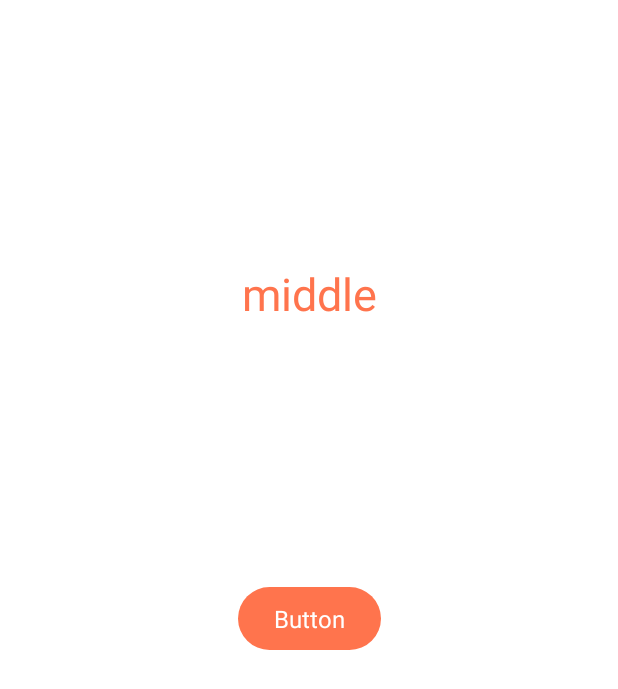
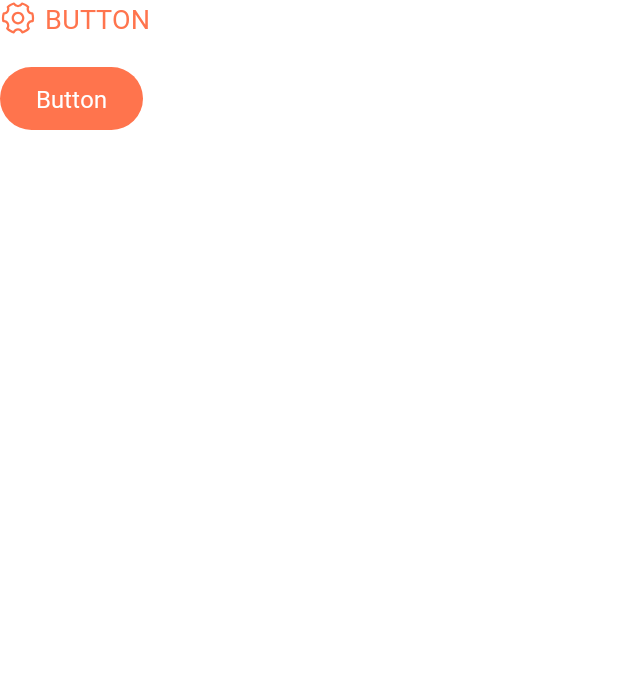
Before and after one commit to vegan-royal-family/vegan-project-android, an Android app: the layout activity_main.xml on its own in the app's theme, with its tools: preview values and no code run, on a phone screen of 412 x 824 dp. Shown: the top 689 px of the screen. Run offline under Robolectric (Android 15) with nearby library versions, the phone set to English and light mode, and no system bars.

Commit message:
textButton 수정. hover 적용 안됨.

```diff
--- a/app/src/main/java/com/github/royalfamily/vagan/ui/component/button/CustomTextButton.kt
+++ b/app/src/main/java/com/github/royalfamily/vagan/ui/component/button/CustomTextButton.kt
@@ -1,20 +1,25 @@
 package com.github.royalfamily.vagan.ui.component.button
 
 import android.content.Context
+import android.content.res.ColorStateList
 import android.content.res.TypedArray
 import android.graphics.Canvas
 import android.graphics.drawable.Drawable
 import android.util.AttributeSet
+import android.util.Log
 import android.view.LayoutInflater
+import android.view.MotionEvent
 import android.view.View
-import android.view.animation.AnimationUtils
 import android.widget.ImageView
 import android.widget.LinearLayout
 import android.widget.TextView
+import android.widget.Toast
+import androidx.core.graphics.drawable.DrawableCompat
 import com.github.royalfamily.vagan.R
 import com.github.royalfamily.vagan.util.SizeUtil
 
-class CustomTextButton : LinearLayout {
+
+class CustomTextButton : LinearLayout{
 
     private lateinit var layout: LinearLayout
     private lateinit var icLeft: ImageView
@@ -25,8 +30,8 @@ class CustomTextButton : LinearLayout {
 
     private var iconTyped: Int = 0
 
-    private val STATUS_ENABLED = 1
-    private val STATUS_DISABLED = 0
+    val STATUS_ENABLED = 1
+    val STATUS_DISABLED = 0
 
     private val SIZE_SMALL = -1
     private val SIZE_MEDIUM = 0
@@ -35,34 +40,16 @@ class CustomTextButton : LinearLayout {
     private var IC_LEFT = false
     private var IC_RIGHT = false
 
-    private val primaryBackgroundColorDefault = context.getColor(R.color.primary_500)
-    private val primaryBackgroundColorHover = context.getColor(R.color.primary_600)
-    private val primaryBackgroundColorLoading = context.getColor(R.color.primary_400)
-    private val primaryBackgroundColorDisabled = context.getColor(R.color.primary_100)
-
     private val primaryContentsColorDefault = context.getColor(R.color.primary_500)
     private val primaryContentsColorHover = context.getColor(R.color.primary_600)
-    private val primaryContentsColorLoading = context.getColor(R.color.primary_400)
     private val primaryContentsColorDisabled = context.getColor(R.color.primary_100)
-
-    private val secondaryBackgroundColorDefault = context.getColor(R.color.gray_200)
-    private val secondaryBackgroundColorHover = context.getColor(R.color.primary_300)
-    private val secondaryBackgroundColorLoading = context.getColor(R.color.primary_200)
-    private val secondaryBackgroundColorDisabled = context.getColor(R.color.primary_200)
 
     private val secondaryContentsColorDefault = context.getColor(R.color.gray_900)
     private val secondaryContentsColorHover = context.getColor(R.color.gray_900)
-    private val secondaryContentsColorLoading = context.getColor(R.color.gray_600)
     private val secondaryContentsColorDisabled = context.getColor(R.color.gray_400)
-
-    private var backgroundColorDefault = primaryBackgroundColorDefault
-    private var backgroundColorHover = primaryBackgroundColorHover
-    private var backgroundColorLoading = primaryBackgroundColorLoading
-    private var backgroundColorDisabled = primaryBackgroundColorDisabled
 
     private var contentsColorDefault = primaryContentsColorDefault
     private var contentsColorHover = primaryContentsColorHover
-    private var contentsColorLoading = primaryContentsColorLoading
     private var contentsColorDisabled = primaryContentsColorDisabled
 
 
@@ -90,10 +77,13 @@ class CustomTextButton : LinearLayout {
         icLeft = findViewById(R.id.ic_left)
         icRight = findViewById(R.id.ic_right)
         tvContents = findViewById(R.id.tv_contents)
+
+
     }
 
     private fun getAttrs(attrs: AttributeSet?) {
-        val typedArray: TypedArray = context.obtainStyledAttributes(attrs, R.styleable.CustomTextButton)
+        val typedArray: TypedArray =
+            context.obtainStyledAttributes(attrs, R.styleable.CustomTextButton)
         setTypeArray(typedArray)
     }
 
@@ -105,13 +95,14 @@ class CustomTextButton : LinearLayout {
 
     private fun setTypeArray(typedArray: TypedArray) {
 
-        // setColorSystem(typedArray.getInteger(R.styleable.CustomTextButton_colorClass, 1))
+        setTextSize(typedArray.getInteger(R.styleable.CustomTextButton_size, SIZE_MEDIUM))
+        setIcon(typedArray)
+
+        setColorSystem(typedArray.getInteger(R.styleable.CustomTextButton_colorClass, 1))
         typedArray.getString(R.styleable.CustomTextButton_text)?.let { setText(it) }
 
         setIconSize(typedArray.getInteger(R.styleable.CustomTextButton_size, SIZE_MEDIUM))
-        setTextSize(typedArray.getInteger(R.styleable.CustomTextButton_size, SIZE_MEDIUM))
 
-        setIcon(typedArray)
         setStatus(typedArray.getInteger(R.styleable.CustomTextButton_status, STATUS_ENABLED))
 
         typedArray.recycle()
@@ -121,27 +112,29 @@ class CustomTextButton : LinearLayout {
     private fun setColorSystem(typed: Int) {
         when (typed) {
             1 -> {
-                backgroundColorDefault = primaryBackgroundColorDefault
-                backgroundColorHover = primaryBackgroundColorHover
-                backgroundColorLoading = primaryBackgroundColorLoading
-                backgroundColorDisabled = primaryBackgroundColorDisabled
-
                 contentsColorDefault = primaryContentsColorDefault
                 contentsColorHover = primaryContentsColorHover
-                contentsColorLoading = primaryContentsColorLoading
                 contentsColorDisabled = primaryContentsColorDisabled
+
+                changeColorState(R.color.btn_text_color_primary)?.let {
+                    tvContents.setTextColor(it)
+                }
             }
             2 -> {
-                backgroundColorDefault = secondaryBackgroundColorDefault
-                backgroundColorHover = secondaryBackgroundColorHover
-                backgroundColorLoading = secondaryBackgroundColorLoading
-                backgroundColorDisabled = secondaryBackgroundColorDisabled
-
                 contentsColorDefault = secondaryContentsColorDefault
                 contentsColorHover = secondaryContentsColorHover
-                contentsColorLoading = secondaryContentsColorLoading
                 contentsColorDisabled = secondaryContentsColorDisabled
+
+                changeColorState(R.color.btn_text_color_secondary)?.let {
+                    tvContents.setTextColor(it)
+                }
             }
+        }
+        if (IC_RIGHT) {
+            DrawableCompat.setTint(icRight.drawable, contentsColorDefault)
+        }
+        if (IC_LEFT) {
+            DrawableCompat.setTint(icLeft.drawable, contentsColorDefault)
         }
     }
 
@@ -161,7 +154,7 @@ class CustomTextButton : LinearLayout {
         }
     }
 
-    private fun setIconSize(typed: Int){
+    private fun setIconSize(typed: Int) {
         when (typed) {
             SIZE_SMALL -> {
                 icLeft.layoutParams.width = sizeUtil.dpToPx(16)
@@ -181,13 +174,13 @@ class CustomTextButton : LinearLayout {
     private fun setTextSize(typed: Int) {
         when (typed) {
             SIZE_SMALL -> {
-                tvContents.textSize = sizeUtil.dpToPx(16).toFloat()
+                tvContents.setTextAppearance(R.style.Body4_B)
             }
             SIZE_MEDIUM -> {
-                tvContents.textSize = sizeUtil.dpToPx(20).toFloat()
+                tvContents.setTextAppearance(R.style.Body3_B)
             }
             SIZE_LARGE -> {
-                tvContents.textSize = sizeUtil.dpToPx(24).toFloat()
+                tvContents.setTextAppearance(R.style.Body2_B)
             }
         }
     }
@@ -195,26 +188,26 @@ class CustomTextButton : LinearLayout {
     private fun setLeftIcon(resource: Drawable) {
         icRight.visibility = View.GONE
         icLeft.visibility = View.VISIBLE
-        icLeft.background = resource
+        icLeft.setImageDrawable(resource)
         IC_LEFT = true
     }
 
     private fun setRightIcon(resource: Drawable) {
         icRight.visibility = View.VISIBLE
         icLeft.visibility = View.GONE
-        icRight.background = resource
+        icRight.setImageDrawable(resource)
         IC_RIGHT = true
     }
 
-    private fun setStatus(typed: Int) {
+    fun setStatus(typed: Int) {
         when (typed) {
             STATUS_ENABLED -> {
                 isEnabled(true)
-                // layout.setBackgroundResource(R.drawable.bg_btn_default)
+//                setColor(primaryContentsColorDefault)
             }
             STATUS_DISABLED -> {
                 isEnabled(false)
-                // layout.setBackgroundResource(R.drawable.bg_btn_disabled)
+//                setColor(primaryContentsColorDefault)
             }
         }
 
@@ -223,6 +216,41 @@ class CustomTextButton : LinearLayout {
     private fun isEnabled(enabled: Boolean) {
         layout.isEnabled = !enabled
         layout.isClickable = !enabled
+
+        when (enabled) {
+            true -> {
+                contentsColorDefault.apply {
+                    tvContents.setTextColor(this)
+                    if (IC_LEFT) {
+                        DrawableCompat.setTint(icLeft.drawable, this)
+                    }
+                    if (IC_RIGHT) {
+                        DrawableCompat.setTint(icRight.drawable, this)
+                    }
+                }
+                tvContents.setTextColor(contentsColorDefault)
+            }
+            false -> {
+                contentsColorDisabled.apply {
+                    tvContents.setTextColor(this)
+                    if (IC_LEFT) {
+                        DrawableCompat.setTint(icLeft.drawable, this)
+                    }
+                    if (IC_RIGHT) {
+                        DrawableCompat.setTint(icRight.drawable, this)
+                    }
+                }
+            }
+        }
+    }
+
+    private fun setColor(color: Int) {
+        if (IC_LEFT) {
+            icLeft.setBackgroundColor(color)
+        }
+        if (IC_RIGHT) {
+            icRight.setBackgroundColor(color)
+        }
     }
 
     override fun onMeasure(widthMeasureSpec: Int, heightMeasureSpec: Int) {
@@ -236,4 +264,18 @@ class CustomTextButton : LinearLayout {
     override fun onDraw(canvas: Canvas?) {
         super.onDraw(canvas)
     }
+
+    private fun changeColorState(resId: Int): ColorStateList? {
+        var cl: ColorStateList? = null
+        try {
+            val xpp = resources.getXml(resId)
+            cl = ColorStateList.createFromXml(resources, xpp)
+
+            return cl
+        } catch (e: Exception) {
+        }
+
+        return null
+    }
+
 }
--- /dev/null
+++ b/app/src/main/res/color/btn_text_color_primary.xml
@@ -0,0 +1,6 @@
+<?xml version="1.0" encoding="utf-8"?>
+<selector xmlns:android="http://schemas.android.com/apk/res/android">
+    <item android:color="@color/black" android:state_pressed="true" />
+    <item android:color="@color/primary_200" android:state_enabled="false" />
+    <item android:color="@color/primary_500" />
+</selector>
--- /dev/null
+++ b/app/src/main/res/color/btn_text_color_secondary.xml
@@ -0,0 +1,6 @@
+<?xml version="1.0" encoding="utf-8"?>
+<selector xmlns:android="http://schemas.android.com/apk/res/android">
+    <item android:color="@color/primary_600" android:state_focused="true" />
+    <item android:color="@color/gray_400" android:state_enabled="false" />
+    <item android:color="@color/gray_600" />
+</selector>
--- a/app/src/main/res/layout/activity_main.xml
+++ b/app/src/main/res/layout/activity_main.xml
@@ -7,7 +7,8 @@
 <layout xmlns:android="http://schemas.android.com/apk/res/android"
     xmlns:app="http://schemas.android.com/apk/res-auto">
 
-    <androidx.constraintlayout.widget.ConstraintLayout
+    <LinearLayout
+        android:orientation="vertical"
         android:layout_width="match_parent"
         android:layout_height="match_parent">
 
@@ -15,10 +16,10 @@
             android:id="@+id/btn_txt"
             android:layout_width="wrap_content"
             android:layout_height="wrap_content"
-
-            app:text="middle"
-
+            app:setLeftIcon="@drawable/ic_icons"
+            app:size="large"
             app:layout_constraintBottom_toTopOf="@+id/btn_next"
+            android:enabled="false"
             app:layout_constraintLeft_toLeftOf="parent"
             app:layout_constraintRight_toRightOf="parent"
             app:layout_constraintTop_toTopOf="parent"
@@ -26,6 +27,7 @@
 
         <com.github.royalfamily.vagan.ui.component.button.Button
             android:id="@+id/btn_next"
+            android:layout_marginTop="20dp"
             android:layout_width="wrap_content"
             android:layout_height="wrap_content"
             android:text="로그인 페이지로 이동"
@@ -34,5 +36,5 @@
             app:layout_constraintRight_toRightOf="parent"
             app:layout_constraintTop_toTopOf="parent" />
 
-    </androidx.constraintlayout.widget.ConstraintLayout>
+    </LinearLayout>
 </layout>
--- a/app/src/main/res/layout/component_button.xml
+++ b/app/src/main/res/layout/component_button.xml
@@ -16,6 +16,7 @@
 
 
     <TextView
+        android:textAppearance="@style/Body2.B"
         android:id="@+id/tv_contents"
         android:layout_width="wrap_content"
         android:layout_height="wrap_content"
--- a/app/src/main/res/layout/component_text_button.xml
+++ b/app/src/main/res/layout/component_text_button.xml
@@ -1,35 +1,36 @@
 <LinearLayout xmlns:android="http://schemas.android.com/apk/res/android"
+    xmlns:app="http://schemas.android.com/apk/res-auto"
     android:id="@+id/btn_layout"
-    android:layout_width="match_parent"
-    android:layout_height="wrap_content"
-    android:gravity="center">
+    android:orientation="horizontal"
+    android:gravity="center_vertical"
+    android:layout_width="wrap_content"
+    android:layout_height="wrap_content">
 
     <ImageView
-        android:visibility="gone"
+        android:visibility="visible"
         android:id="@+id/ic_left"
         android:layout_marginEnd="6dp"
         android:layout_width="20dp"
         android:layout_height="20dp"
-        android:layout_gravity="center_vertical"
-        android:background="@color/black" />
+        />
 
-    <TextView
+    <androidx.appcompat.widget.AppCompatButton
+        android:minHeight="0dp"
+        android:clickable="false"
+        android:minWidth="0dp"
+        android:layout_gravity="center"
         android:id="@+id/tv_contents"
         android:layout_width="wrap_content"
         android:layout_height="wrap_content"
-        android:gravity="center"
+        android:background="@android:color/transparent"
         android:text="Button"
-        android:background="@android:color/transparent"
-        android:textColor="@drawable/tc_tbtn_selector"
-        />
+        android:textColor="@drawable/tc_tbtn_selector" />
 
     <ImageView
-        android:visibility="gone"
+        android:visibility="visible"
         android:id="@+id/ic_right"
         android:layout_marginStart="6dp"
         android:layout_width="20dp"
-        android:layout_height="20dp"
-        android:layout_gravity="center_vertical"
-        android:background="@color/black" />
+        android:layout_height="20dp" />
 
 </LinearLayout>
--- a/app/src/main/res/values/attrs.xml
+++ b/app/src/main/res/values/attrs.xml
@@ -13,7 +13,7 @@
             <enum name="secondary" value="2"/>
         </attr>
         <attr name="android:background" format="integer" />
-        <attr name="setLeftIcon" format="integer" />
+        <attr name="setLeftIcon" format="reference" />
         <attr name="setRightIcon" format="integer" />
         <attr name="status" format="enum">
             <enum name="state_enabled" value="1"/>
--- a/app/src/main/res/values/colors.xml
+++ b/app/src/main/res/values/colors.xml
@@ -7,6 +7,9 @@
     <color name="teal_700">#FF018786</color>
     <color name="black">#FF000000</color>
     <color name="white">#FFFFFFFF</color>
+
+
+    <color name="text_black">@color/default_black</color>
 
 <!--    Coral-->
     <color name="primary_50">#FFFFF8F6</color>
--- /dev/null
+++ b/app/src/main/res/values/typography.xml
@@ -0,0 +1,98 @@
+<?xml version="1.0" encoding="utf-8"?>
+<resources>
+
+    <!--  Heading  -->
+    <style name="Heading3">
+        <item name="android:textSize">36sp</item>
+        <item name="android:fontFamily">@font/spoqahansansneo_medium</item>
+        <item name="android:textColor">@color/text_black</item>
+    </style>
+
+    <style name="Heading4">
+        <item name="android:textSize">30sp</item>
+        <item name="android:fontFamily">@font/spoqahansansneo_medium</item>
+        <item name="android:textColor">@color/text_black</item>
+    </style>
+
+    <style name="Heading5">
+        <item name="android:textSize">24sp</item>
+        <item name="android:fontFamily">@font/spoqahansansneo_medium</item>
+        <item name="android:textColor">@color/text_black</item>
+    </style>
+
+    <style name="Heading6">
+        <item name="android:textSize">20sp</item>
+        <item name="android:fontFamily">@font/spoqahansansneo_medium</item>
+        <item name="android:textColor">@color/text_black</item>
+    </style>
+
+    <!--  Body  -->
+    <style name="Body1">
+        <item name="android:textSize">18sp</item>
+        <item name="android:textColor">@color/text_black</item>
+    </style>
+
+    <style name="Body1.R" parent="Body1">
+        <item name="android:fontFamily">@font/spoqahansansneo_regular</item>
+    </style>
+
+    <style name="Body1.M" parent="Body1">
+        <item name="android:fontFamily">@font/spoqahansansneo_medium</item>
+    </style>
+
+    <style name="Body1.B" parent="Body1">
+        <item name="android:fontFamily">@font/spoqahansansneo_bold</item>
+    </style>
+
+    <style name="Body2">
+        <item name="android:textSize">16sp</item>
+        <item name="android:textColor">@color/text_black</item>
+    </style>
+
+    <style name="Body2.R" parent="Body1">
+        <item name="android:fontFamily">@font/spoqahansansneo_regular</item>
+    </style>
+
+    <style name="Body2.M" parent="Body1">
+        <item name="android:fontFamily">@font/spoqahansansneo_medium</item>
+    </style>
+
+    <style name="Body2.B" parent="Body1">
+        <item name="android:fontFamily">@font/spoqahansansneo_bold</item>
+    </style>
+
+    <style name="Body3">
+        <item name="android:textSize">14sp</item>
+        <item name="android:textColor">@color/text_black</item>
+    </style>
+
+    <style name="Body3.R" parent="Body1">
+        <item name="android:fontFamily">@font/spoqahansansneo_regular</item>
+    </style>
+
+    <style name="Body3.M" parent="Body1">
+        <item name="android:fontFamily">@font/spoqahansansneo_medium</item>
+    </style>
+
+    <style name="Body3.B" parent="Body1">
+        <item name="android:fontFamily">@font/spoqahansansneo_bold</item>
+    </style>
+
+    <style name="Body4">
+        <item name="android:textSize">12sp</item>
+        <item name="android:textColor">@color/text_black</item>
+    </style>
+
+    <style name="Body4.R" parent="Body1">
+        <item name="android:fontFamily">@font/spoqahansansneo_regular</item>
+    </style>
+
+    <style name="Body4.M" parent="Body1">
+        <item name="android:fontFamily">@font/spoqahansansneo_medium</item>
+    </style>
+
+    <style name="Body4.B" parent="Body1">
+        <item name="android:fontFamily">@font/spoqahansansneo_bold</item>
+    </style>
+
+</resources>
```
Also changed, not shown: app/src/main/java/com/github/royalfamily/vagan/ui/component/button/IconButton.kt (+180 -180 lines), app/src/main/java/com/github/royalfamily/vagan/ui/main/MainActivity.kt (+8 -0 lines), app/src/main/res/font/font.xml (+17 -7 lines), 1 other file.
